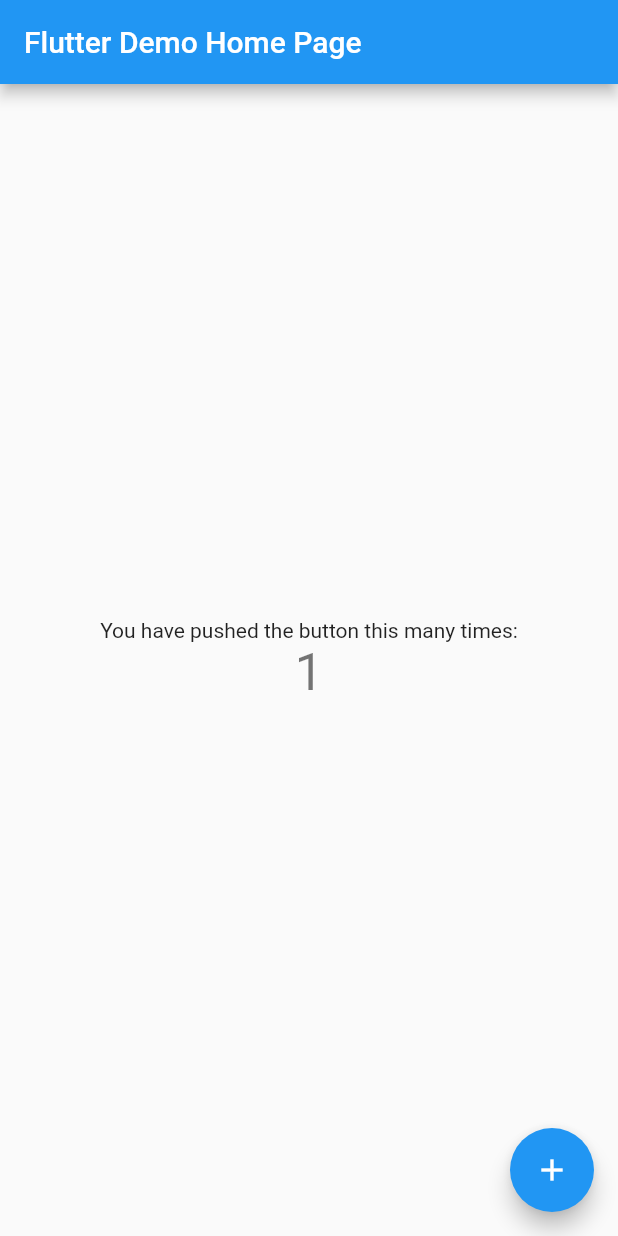
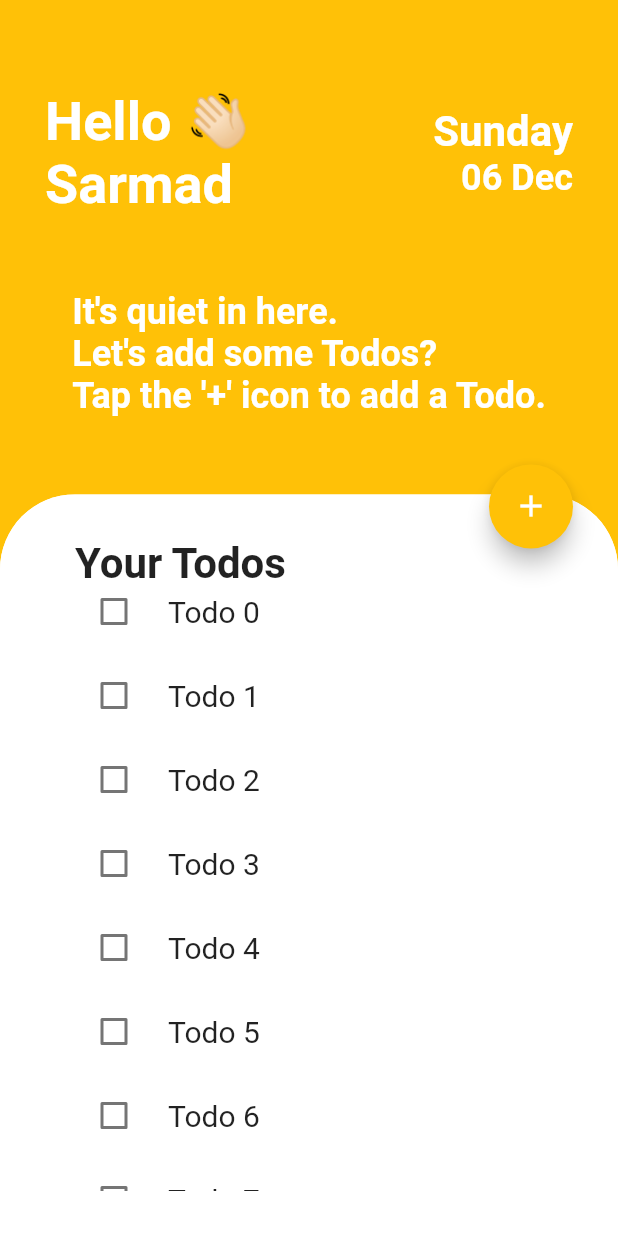
Before and after one commit to devbuic/todo_app, a Flutter app: the screen it shows after launch, after a tap on the "add" icon, on a phone screen of 412 x 824 dp. Run offline on Flutter 3.47's test engine with Material 2 defaults, Android fonts, the phone set to English and light mode, and no system bars.

Commit message:
🏠 Home Screen

```diff
--- a/lib/main.dart
+++ b/lib/main.dart
@@ -1,67 +1,22 @@
 import 'package:flutter/material.dart';
+import 'package:todo_app/utils/constants.dart';
+import 'package:todo_app/screens/home.dart';
 
 void main() {
   runApp(MyApp());
 }
 
 class MyApp extends StatelessWidget {
-  // This widget is the root of your application.
   @override
   Widget build(BuildContext context) {
     return MaterialApp(
-      title: 'Flutter Demo',
+      debugShowCheckedModeBanner: false,
+      title: Constants.appName,
       theme: ThemeData(
         primarySwatch: Colors.blue,
         visualDensity: VisualDensity.adaptivePlatformDensity,
       ),
-      home: MyHomePage(title: 'Flutter Demo Home Page'),
+      home: HomeScreen(),
     );
   }
 }
-
-class MyHomePage extends StatefulWidget {
-  MyHomePage({Key key, this.title}) : super(key: key);
-
-  final String title;
-
-  @override
-  _MyHomePageState createState() => _MyHomePageState();
-}
-
-class _MyHomePageState extends State<MyHomePage> {
-  int _counter = 0;
-
-  void _incrementCounter() {
-    setState(() {
-      _counter++;
-    });
-  }
-
-  @override
-  Widget build(BuildContext context) {
-    return Scaffold(
-      appBar: AppBar(
-        title: Text(widget.title),
-      ),
-      body: Center(
-        child: Column(
-          mainAxisAlignment: MainAxisAlignment.center,
-          children: <Widget>[
-            Text(
-              'You have pushed the button this many times:',
-            ),
-            Text(
-              '$_counter',
-              style: Theme.of(context).textTheme.headline4,
-            ),
-          ],
-        ),
-      ),
-      floatingActionButton: FloatingActionButton(
-        onPressed: _incrementCounter,
-        tooltip: 'Increment',
-        child: Icon(Icons.add),
-      ),
-    );
-  }
-}
--- /dev/null
+++ b/lib/screens/home.dart
@@ -0,0 +1,151 @@
+import 'package:flutter/material.dart';
+import 'package:intl/intl.dart';
+import 'package:todo_app/utils/constants.dart';
+
+class HomeScreen extends StatefulWidget {
+  const HomeScreen({Key key}) : super(key: key);
+
+  @override
+  _HomeScreenState createState() => _HomeScreenState();
+}
+
+class _HomeScreenState extends State<HomeScreen> {
+  bool _checked = false;
+  int _count = 20;
+  String _username = "Sarmad";
+
+  String _day = DateFormat('EEEE').format(DateTime.now()).toString();
+  String _dayInMonth = DateFormat('dd').format(DateTime.now()).toString();
+  String _monthInYear = DateFormat('MMM').format(DateTime.now()).toString();
+
+  @override
+  Widget build(BuildContext context) {
+    return Scaffold(
+      backgroundColor: Constants.lightPrimary,
+      body: Stack(
+        children: <Widget>[
+          Container(
+            padding: EdgeInsets.only(top: 60, left: 30, right: 30),
+            child: Column(
+              children: [
+                Row(
+                  mainAxisAlignment: MainAxisAlignment.spaceBetween,
+                  children: [
+                    Text(
+                      "Hello 👋🏻\n$_username",
+                      style: TextStyle(
+                          color: Constants.clearWhite,
+                          fontSize: Constants.titleFontSize,
+                          fontWeight: FontWeight.bold),
+                    ),
+                    Column(
+                      crossAxisAlignment: CrossAxisAlignment.end,
+                      children: [
+                        Text(
+                          _day,
+                          style: TextStyle(
+                              color: Constants.clearWhite,
+                              fontSize: Constants.subtitleFontSize,
+                              fontWeight: FontWeight.bold),
+                        ),
+                        Text(
+                          _dayInMonth + " " + _monthInYear,
+                          style: TextStyle(
+                              color: Constants.clearWhite,
+                              fontSize: Constants.mintitleFontSize,
+                              fontWeight: FontWeight.bold),
+                        ),
+                      ],
+                    ),
+                  ],
+                ),
+                SizedBox(height: 30),
+                Center(
+                  child: Column(
+                    children: [
+                      SizedBox(height: 20.0),
+                      Text(
+                        "It's quiet in here. \nLet's add some Todos? \nTap the '+' icon to add a Todo.",
+                        style: TextStyle(
+                            color: Constants.clearWhite,
+                            fontSize: Constants.mintitleFontSize,
+                            fontWeight: FontWeight.bold),
+                      ),
+                    ],
+                  ),
+                ),
+              ],
+            ),
+          ),
+          Container(
+            child: DraggableScrollableSheet(
+              initialChildSize: 0.6,
+              minChildSize: 0.6,
+              maxChildSize: 0.8,
+              builder: (context, scrollController) {
+                return Container(
+                  padding: EdgeInsets.only(top: 30, left: 40),
+                  decoration: BoxDecoration(
+                    color: Constants.clearWhite,
+                    borderRadius: BorderRadius.only(
+                      topLeft: Radius.circular(50.0),
+                      topRight: Radius.circular(50.0),
+                    ),
+                    boxShadow: [BoxShadow(color: Constants.clearWhite)],
+                  ),
+                  child: Stack(
+                    overflow: Overflow.visible,
+                    children: [
+                      Positioned(
+                        child: Text(
+                          "Your Todos",
+                          style: TextStyle(
+                              fontSize: Constants.subtitleFontSize,
+                              fontWeight: FontWeight.bold),
+                        ),
+                        left: 10,
+                      ),
+                      Container(
+                        padding: EdgeInsets.only(top: 20, bottom: 30),
+                        child: ListView.builder(
+                          controller: scrollController,
+                          itemCount: _count,
+                          itemBuilder: (context, index) {
+                            return CheckboxListTile(
+                              title: Text(
+                                "Todo $index",
+                                style: TextStyle(
+                                  fontSize: Constants.normalFontSize,
+                                ),
+                              ),
+                              controlAffinity: ListTileControlAffinity.leading,
+                              value: _checked,
+                              onChanged: (bool value) {
+                                setState(() {
+                                  _checked = value;
+                                });
+                              },
+                            );
+                          },
+                        ),
+                      ),
+                      Positioned(
+                        child: FloatingActionButton(
+                          child: Icon(Icons.add),
+                          backgroundColor: Constants.lightPrimary,
+                          onPressed: () {},
+                        ),
+                        top: -50,
+                        right: 30,
+                      )
+                    ],
+                  ),
+                );
+              },
+            ),
+          ),
+        ],
+      ),
+    );
+  }
+}
--- /dev/null
+++ b/lib/utils/constants.dart
@@ -0,0 +1,14 @@
+import 'package:flutter/material.dart';
+
+class Constants {
+  static const String appName = "Todo App";
+
+  static const Color lightPrimary = Colors.amber;
+  static const Color lightSecondary = Colors.grey;
+  static const Color clearWhite = Colors.white;
+
+  static const double titleFontSize = 36.0;
+  static const double subtitleFontSize = 28.0;
+  static const double mintitleFontSize = 24.0;
+  static const double normalFontSize = 20.0;
+}
--- a/pubspec.yaml
+++ b/pubspec.yaml
@@ -28,6 +28,7 @@ dependencies:
   # The following adds the Cupertino Icons font to your application.
   # Use with the CupertinoIcons class for iOS style icons.
   cupertino_icons: ^1.0.0
+  intl: ^0.16.0
 
 dev_dependencies:
   flutter_test:
```
Also changed, not shown: pubspec.lock.
